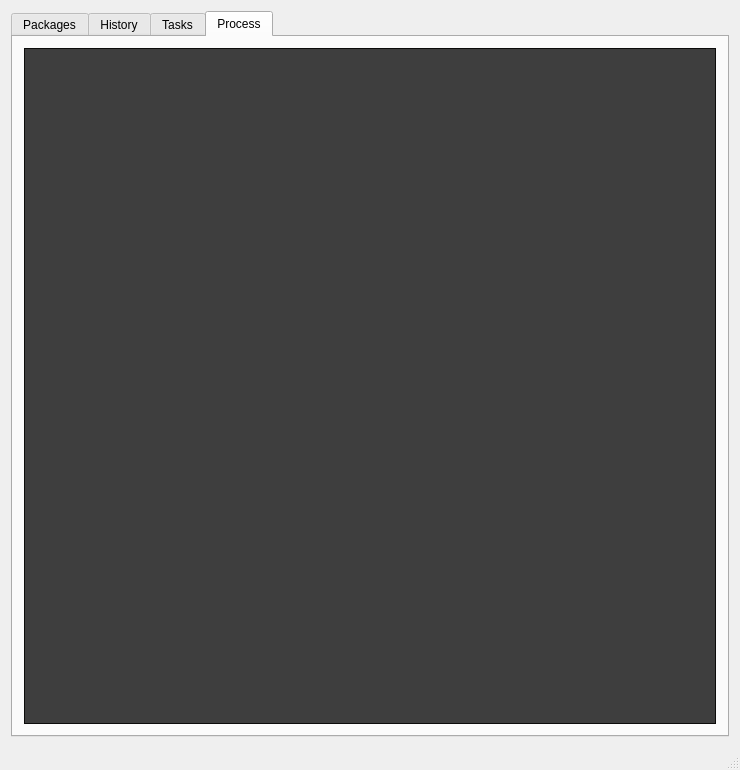
Shatur/orson, file src/mainwindow.ui: the form before one commit.
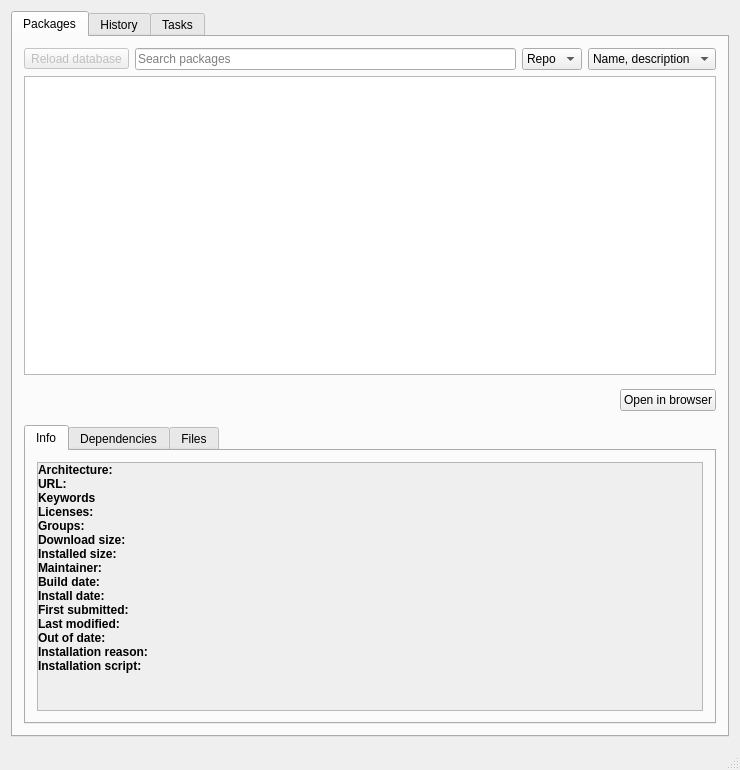
The form after the commit. The open tabs and pages were chosen to show the change. Icons and pictures are not drawn. Custom widgets are drawn as their Qt base class.

Commit message: Use default terminal instead of QTextEdit

Patch:
```diff
--- a/src/mainwindow.ui
+++ b/src/mainwindow.ui
@@ -965,462 +965,6 @@
         </item>
        </layout>
       </widget>
-      <widget class="QWidget" name="processWidget">
-       <attribute name="title">
-        <string>Process</string>
-       </attribute>
-       <layout class="QVBoxLayout" name="verticalLayout_6">
-        <item>
-         <widget class="ProcessEdit" name="processEdit">
-          <property name="palette">
-           <palette>
-            <active>
-             <colorrole role="WindowText">
-              <brush brushstyle="SolidPattern">
-               <color alpha="255">
-                <red>255</red>
-                <green>255</green>
-                <blue>255</blue>
-               </color>
-              </brush>
-             </colorrole>
-             <colorrole role="Button">
-              <brush brushstyle="SolidPattern">
-               <color alpha="255">
-                <red>16</red>
-                <green>15</green>
-                <blue>14</blue>
-               </color>
-              </brush>
-             </colorrole>
-             <colorrole role="Light">
-              <brush brushstyle="SolidPattern">
-               <color alpha="255">
-                <red>24</red>
-                <green>22</green>
-                <blue>21</blue>
-               </color>
-              </brush>
-             </colorrole>
-             <colorrole role="Midlight">
-              <brush brushstyle="SolidPattern">
-               <color alpha="255">
-                <red>20</red>
-                <green>18</green>
-                <blue>17</blue>
-               </color>
-              </brush>
-             </colorrole>
-             <colorrole role="Dark">
-              <brush brushstyle="SolidPattern">
-               <color alpha="255">
-                <red>8</red>
-                <green>7</green>
-                <blue>7</blue>
-               </color>
-              </brush>
-             </colorrole>
-             <colorrole role="Mid">
-              <brush brushstyle="SolidPattern">
-               <color alpha="255">
-                <red>10</red>
-                <green>10</green>
-                <blue>9</blue>
-               </color>
-              </brush>
-             </colorrole>
-             <colorrole role="Text">
-              <brush brushstyle="SolidPattern">
-               <color alpha="255">
-                <red>255</red>
-                <green>255</green>
-                <blue>255</blue>
-               </color>
-              </brush>
-             </colorrole>
-             <colorrole role="BrightText">
-              <brush brushstyle="SolidPattern">
-               <color alpha="255">
-                <red>255</red>
-                <green>255</green>
-                <blue>255</blue>
-               </color>
-              </brush>
-             </colorrole>
-             <colorrole role="ButtonText">
-              <brush brushstyle="SolidPattern">
-               <color alpha="255">
-                <red>255</red>
-                <green>255</green>
-                <blue>255</blue>
-               </color>
-              </brush>
-             </colorrole>
-             <colorrole role="Base">
-              <brush brushstyle="SolidPattern">
-               <color alpha="255">
-                <red>62</red>
-                <green>62</green>
-                <blue>62</blue>
-               </color>
-              </brush>
-             </colorrole>
-             <colorrole role="Window">
-              <brush brushstyle="SolidPattern">
-               <color alpha="255">
-                <red>16</red>
-                <green>15</green>
-                <blue>14</blue>
-               </color>
-              </brush>
-             </colorrole>
-             <colorrole role="Shadow">
-              <brush brushstyle="SolidPattern">
-               <color alpha="255">
-                <red>0</red>
-                <green>0</green>
-                <blue>0</blue>
-               </color>
-              </brush>
-             </colorrole>
-             <colorrole role="AlternateBase">
-              <brush brushstyle="SolidPattern">
-               <color alpha="255">
-                <red>8</red>
-                <green>7</green>
-                <blue>7</blue>
-               </color>
-              </brush>
-             </colorrole>
-             <colorrole role="ToolTipBase">
-              <brush brushstyle="SolidPattern">
-               <color alpha="255">
-                <red>255</red>
-                <green>255</green>
-                <blue>220</blue>
-               </color>
-              </brush>
-             </colorrole>
-             <colorrole role="ToolTipText">
-              <brush brushstyle="SolidPattern">
-               <color alpha="255">
-                <red>0</red>
-                <green>0</green>
-                <blue>0</blue>
-               </color>
-              </brush>
-             </colorrole>
-             <colorrole role="PlaceholderText">
-              <brush brushstyle="SolidPattern">
-               <color alpha="128">
-                <red>255</red>
-                <green>255</green>
-                <blue>255</blue>
-               </color>
-              </brush>
-             </colorrole>
-            </active>
-            <inactive>
-             <colorrole role="WindowText">
-              <brush brushstyle="SolidPattern">
-               <color alpha="255">
-                <red>255</red>
-                <green>255</green>
-                <blue>255</blue>
-               </color>
-              </brush>
-             </colorrole>
-             <colorrole role="Button">
-              <brush brushstyle="SolidPattern">
-               <color alpha="255">
-                <red>16</red>
-                <green>15</green>
-                <blue>14</blue>
-               </color>
-              </brush>
-             </colorrole>
-             <colorrole role="Light">
-              <brush brushstyle="SolidPattern">
-               <color alpha="255">
-                <red>24</red>
-                <green>22</green>
-                <blue>21</blue>
-               </color>
-              </brush>
-             </colorrole>
-             <colorrole role="Midlight">
-              <brush brushstyle="SolidPattern">
-               <color alpha="255">
-                <red>20</red>
-                <green>18</green>
-                <blue>17</blue>
-               </color>
-              </brush>
-             </colorrole>
-             <colorrole role="Dark">
-              <brush brushstyle="SolidPattern">
-               <color alpha="255">
-                <red>8</red>
-                <green>7</green>
-                <blue>7</blue>
-               </color>
-              </brush>
-             </colorrole>
-             <colorrole role="Mid">
-              <brush brushstyle="SolidPattern">
-               <color alpha="255">
-                <red>10</red>
-                <green>10</green>
-                <blue>9</blue>
-               </color>
-              </brush>
-             </colorrole>
-             <colorrole role="Text">
-              <brush brushstyle="SolidPattern">
-               <color alpha="255">
-                <red>255</red>
-                <green>255</green>
-                <blue>255</blue>
-               </color>
-              </brush>
-             </colorrole>
-             <colorrole role="BrightText">
-              <brush brushstyle="SolidPattern">
-               <color alpha="255">
-                <red>255</red>
-                <green>255</green>
-                <blue>255</blue>
-               </color>
-              </brush>
-             </colorrole>
-             <colorrole role="ButtonText">
-              <brush brushstyle="SolidPattern">
-               <color alpha="255">
-                <red>255</red>
-                <green>255</green>
-                <blue>255</blue>
-               </color>
-              </brush>
-             </colorrole>
-             <colorrole role="Base">
-              <brush brushstyle="SolidPattern">
-               <color alpha="255">
-                <red>62</red>
-                <green>62</green>
-                <blue>62</blue>
-               </color>
-              </brush>
-             </colorrole>
-             <colorrole role="Window">
-              <brush brushstyle="SolidPattern">
-               <color alpha="255">
-                <red>16</red>
-                <green>15</green>
-                <blue>14</blue>
-               </color>
-              </brush>
-             </colorrole>
-             <colorrole role="Shadow">
-              <brush brushstyle="SolidPattern">
-               <color alpha="255">
-                <red>0</red>
-                <green>0</green>
-                <blue>0</blue>
-               </color>
-              </brush>
-             </colorrole>
-             <colorrole role="AlternateBase">
-              <brush brushstyle="SolidPattern">
-               <color alpha="255">
-                <red>8</red>
-                <green>7</green>
-                <blue>7</blue>
-               </color>
-              </brush>
-             </colorrole>
-             <colorrole role="ToolTipBase">
-              <brush brushstyle="SolidPattern">
-               <color alpha="255">
-                <red>255</red>
-                <green>255</green>
-                <blue>220</blue>
-               </color>
-              </brush>
-             </colorrole>
-             <colorrole role="ToolTipText">
-              <brush brushstyle="SolidPattern">
-               <color alpha="255">
-                <red>0</red>
-                <green>0</green>
-                <blue>0</blue>
-               </color>
-              </brush>
-             </colorrole>
-             <colorrole role="PlaceholderText">
-              <brush brushstyle="SolidPattern">
-               <color alpha="128">
-                <red>255</red>
-                <green>255</green>
-                <blue>255</blue>
-               </color>
-              </brush>
-             </colorrole>
-            </inactive>
-            <disabled>
-             <colorrole role="WindowText">
-              <brush brushstyle="SolidPattern">
-               <color alpha="255">
-                <red>8</red>
-                <green>7</green>
-                <blue>7</blue>
-               </color>
-              </brush>
-             </colorrole>
-             <colorrole role="Button">
-              <brush brushstyle="SolidPattern">
-               <color alpha="255">
-                <red>16</red>
-                <green>15</green>
-                <blue>14</blue>
-               </color>
-              </brush>
-             </colorrole>
-             <colorrole role="Light">
-              <brush brushstyle="SolidPattern">
-               <color alpha="255">
-                <red>24</red>
-                <green>22</green>
-                <blue>21</blue>
-               </color>
-              </brush>
-             </colorrole>
-             <colorrole role="Midlight">
-              <brush brushstyle="SolidPattern">
-               <color alpha="255">
-                <red>20</red>
-                <green>18</green>
-                <blue>17</blue>
-               </color>
-              </brush>
-             </colorrole>
-             <colorrole role="Dark">
-              <brush brushstyle="SolidPattern">
-               <color alpha="255">
-                <red>8</red>
-                <green>7</green>
-                <blue>7</blue>
-               </color>
-              </brush>
-             </colorrole>
-             <colorrole role="Mid">
-              <brush brushstyle="SolidPattern">
-               <color alpha="255">
-                <red>10</red>
-                <green>10</green>
-                <blue>9</blue>
-               </color>
-              </brush>
-             </colorrole>
-             <colorrole role="Text">
-              <brush brushstyle="SolidPattern">
-               <color alpha="255">
-                <red>8</red>
-                <green>7</green>
-                <blue>7</blue>
-               </color>
-              </brush>
-             </colorrole>
-             <colorrole role="BrightText">
-              <brush brushstyle="SolidPattern">
-               <color alpha="255">
-                <red>255</red>
-                <green>255</green>
-                <blue>255</blue>
-               </color>
-              </brush>
-             </colorrole>
-             <colorrole role="ButtonText">
-              <brush brushstyle="SolidPattern">
-               <color alpha="255">
-                <red>8</red>
-                <green>7</green>
-                <blue>7</blue>
-               </color>
-              </brush>
-             </colorrole>
-             <colorrole role="Base">
-              <brush brushstyle="SolidPattern">
-               <color alpha="255">
-                <red>16</red>
-                <green>15</green>
-                <blue>14</blue>
-               </color>
-              </brush>
-             </colorrole>
-             <colorrole role="Window">
-              <brush brushstyle="SolidPattern">
-               <color alpha="255">
-                <red>16</red>
-                <green>15</green>
-                <blue>14</blue>
-               </color>
-              </brush>
-             </colorrole>
-             <colorrole role="Shadow">
-              <brush brushstyle="SolidPattern">
-               <color alpha="255">
-                <red>0</red>
-                <green>0</green>
-                <blue>0</blue>
-               </color>
-              </brush>
-             </colorrole>
-             <colorrole role="AlternateBase">
-              <brush brushstyle="SolidPattern">
-               <color alpha="255">
-                <red>16</red>
-                <green>15</green>
-                <blue>14</blue>
-               </color>
-              </brush>
-             </colorrole>
-             <colorrole role="ToolTipBase">
-              <brush brushstyle="SolidPattern">
-               <color alpha="255">
-                <red>255</red>
-                <green>255</green>
-                <blue>220</blue>
-               </color>
-              </brush>
-             </colorrole>
-             <colorrole role="ToolTipText">
-              <brush brushstyle="SolidPattern">
-               <color alpha="255">
-                <red>0</red>
-                <green>0</green>
-                <blue>0</blue>
-               </color>
-              </brush>
-             </colorrole>
-             <colorrole role="PlaceholderText">
-              <brush brushstyle="SolidPattern">
-               <color alpha="128">
-                <red>255</red>
-                <green>255</green>
-                <blue>255</blue>
-               </color>
-              </brush>
-             </colorrole>
-            </disabled>
-           </palette>
-          </property>
-          <property name="readOnly">
-           <bool>true</bool>
-          </property>
-         </widget>
-        </item>
-       </layout>
-      </widget>
      </widget>
     </item>
    </layout>
@@ -1444,11 +988,6 @@
    <extends>QTreeView</extends>
    <header>src/tasks-view/tasksview.h</header>
   </customwidget>
-  <customwidget>
-   <class>ProcessEdit</class>
-   <extends>QTextEdit</extends>
-   <header>src/processedit.h</header>
-  </customwidget>
  </customwidgets>
  <tabstops>
   <tabstop>searchPackagesEdit</tabstop>
```
The commit also changes 8 other files.
